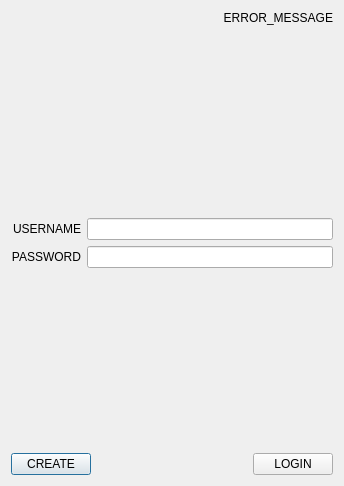
This is src/win/logindialog.ui in Stypox/qt-password-management as Qt 5 draws it before an edit. The edited form follows.
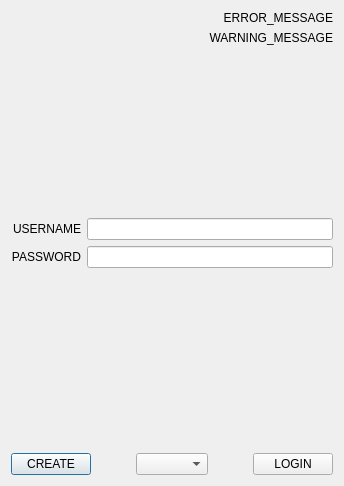
This is the edited form.

```diff
--- a/src/win/logindialog.ui
+++ b/src/win/logindialog.ui
@@ -26,6 +26,16 @@
        </property>
       </widget>
      </item>
+     <item>
+      <widget class="QLabel" name="warningMessage">
+       <property name="text">
+        <string>WARNING_MESSAGE</string>
+       </property>
+       <property name="alignment">
+        <set>Qt::AlignRight|Qt::AlignTrailing|Qt::AlignVCenter</set>
+       </property>
+      </widget>
+     </item>
      <item>
       <spacer name="errorSpacer">
        <property name="orientation">
@@ -99,7 +109,23 @@
         </widget>
        </item>
        <item>
-        <spacer name="buttonsHSpacer">
+        <spacer name="buttonsSpacerLeft">
+         <property name="orientation">
+          <enum>Qt::Horizontal</enum>
+         </property>
+         <property name="sizeHint" stdset="0">
+          <size>
+           <width>40</width>
+           <height>20</height>
+          </size>
+         </property>
+        </spacer>
+       </item>
+       <item>
+        <widget class="QComboBox" name="languageEditor"/>
+       </item>
+       <item>
+        <spacer name="buttonsSpacerRight">
          <property name="orientation">
           <enum>Qt::Horizontal</enum>
          </property>
```
